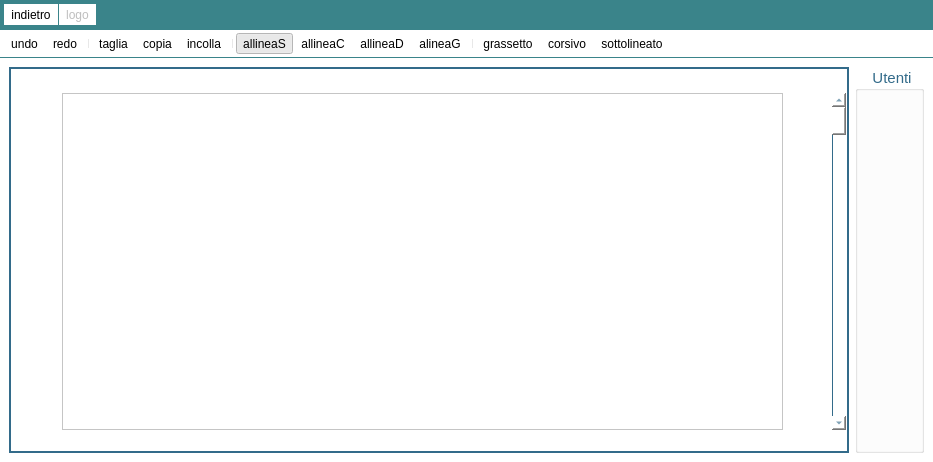
Before: the Qt Designer form Client/editor.ui in MarcoFlo/Google-Drive, drawn with Qt 5.
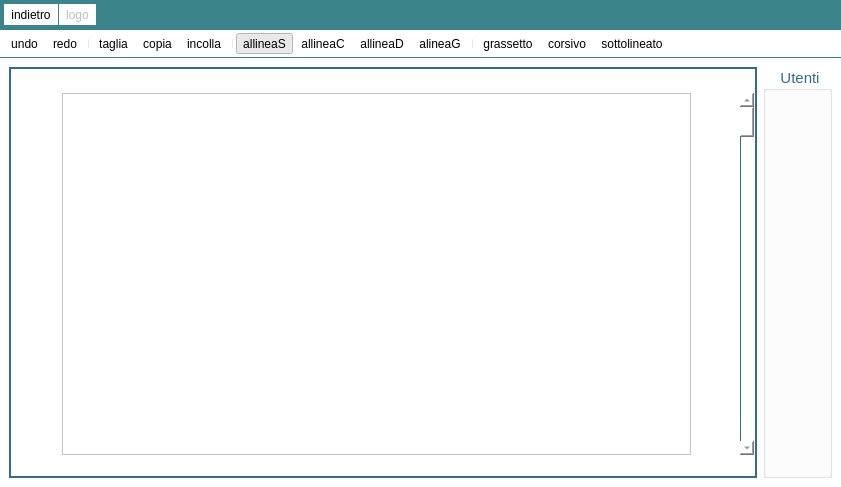
After: the same form once the commit is applied. Icons and pictures are not drawn.

Commit message: ICONS FINALLY SHOWING

```diff
--- a/Client/editor.ui
+++ b/Client/editor.ui
@@ -6,8 +6,8 @@
    <rect>
     <x>0</x>
     <y>0</y>
-    <width>933</width>
-    <height>462</height>
+    <width>841</width>
+    <height>487</height>
    </rect>
   </property>
   <property name="sizePolicy">
```
Left out of the diff: 26 changed lines with no effect on the pictures. The commit also changes 1 other file.
